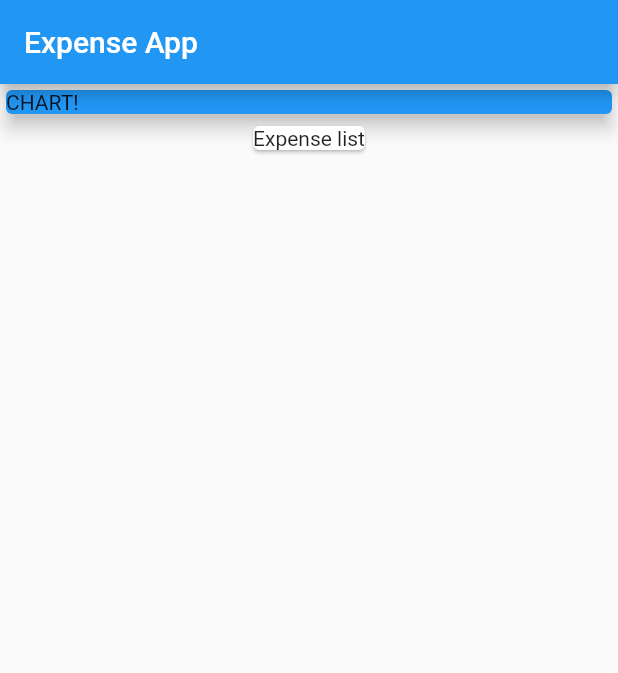
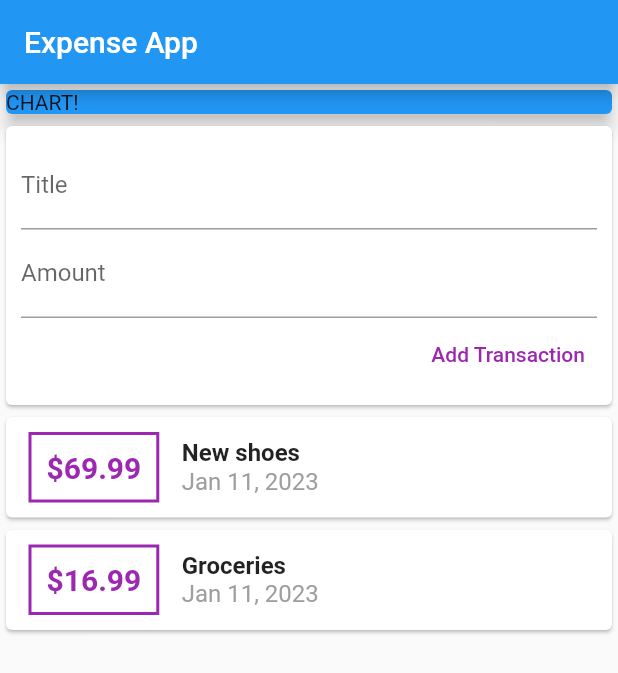
Before and after one commit to arunjish/expense-app-flutter, a Flutter app: the screen it shows after launch, on a phone screen of 412 x 824 dp. Shown: the top 673 px of the screen. Run offline on Flutter 3.47's test engine with Material 2 defaults, Android fonts, the phone set to English and light mode, and no system bars.

```diff
--- a/lib/main.dart
+++ b/lib/main.dart
@@ -1,10 +1,12 @@
+import 'package:expense_app/widgets/new_transaction.dart';
+import 'package:expense_app/widgets/user_transaction.dart';
 import 'package:flutter/material.dart';
 
-void main() => runApp( MyApp());
+import 'widgets/transaction_list.dart';
+
+void main() => runApp(MyApp());
 
 class MyApp extends StatelessWidget {
-
-
   @override
   Widget build(BuildContext context) {
     return MaterialApp(
@@ -16,14 +18,16 @@ class MyApp extends StatelessWidget {
 
 class MyHomePage extends StatelessWidget {
 
-
   @override
   Widget build(BuildContext context) {
     return Scaffold(
       appBar: AppBar(
         title: const Text('Expense App'),
       ),
-      body: Column(
+      body: SingleChildScrollView(
+        child: Column(
+          mainAxisAlignment: MainAxisAlignment.start,
+          crossAxisAlignment: CrossAxisAlignment.stretch,
           children: [
             Container(
               width: double.infinity,
@@ -31,13 +35,11 @@ class MyHomePage extends StatelessWidget {
                 color: Colors.blue,
                 elevation: 5,
                 child: Text('CHART!'),
-
               ),
             ),
-          Card(
-            child: Text('Expense list'),
-          )
+            UserTransaction()
           ],
+        ),
       ),
     );
   }
--- /dev/null
+++ b/lib/models/transaction.dart
@@ -0,0 +1,15 @@
+import 'package:flutter/material.dart';
+
+class Transaction {
+  final String id;
+  final String title;
+  final double amount;
+  final DateTime date;
+
+  Transaction({
+    @required this.id,
+    @required this.title,
+    @required this.amount,
+    @required this.date,
+  });
+}
--- /dev/null
+++ b/lib/widgets/new_transaction.dart
@@ -0,0 +1,45 @@
+import 'package:flutter/material.dart';
+
+class NewTransaction extends StatelessWidget {
+  final titleController = TextEditingController();
+  final amountController = TextEditingController();
+
+  final Function addTx;
+
+  NewTransaction({this.addTx});
+
+  @override
+  Widget build(BuildContext context) {
+    return Card(
+      child: Container(
+        padding: EdgeInsets.all(10),
+        child: Column(
+          crossAxisAlignment: CrossAxisAlignment.end,
+          children: [
+            TextField(
+              decoration: InputDecoration(labelText: 'Title'),
+              controller: titleController,
+            ),
+            TextField(
+              decoration: InputDecoration(labelText: 'Amount'),
+              controller: amountController,
+            ),
+            TextButton(
+                onPressed: () {
+                  this.addTx(
+                    titleController.text,
+                    double.parse(amountController.text),
+                  );
+                },
+                child: Text(
+                  'Add Transaction',
+                  style: TextStyle(
+                    color: Colors.purple,
+                  ),
+                ))
+          ],
+        ),
+      ),
+    );
+  }
+}
--- /dev/null
+++ b/lib/widgets/transaction_list.dart
@@ -0,0 +1,64 @@
+import 'package:flutter/material.dart';
+import 'package:intl/intl.dart';
+import '../models/transaction.dart';
+
+class TransactionList extends StatelessWidget {
+  final List<Transaction> transactions;
+  TransactionList({this.transactions});
+
+  @override
+  Widget build(BuildContext context) {
+    return Container(
+      height: 500,
+      child: ListView.builder(
+        itemCount: transactions.length,
+        itemBuilder: (BuildContext context, int index) {
+          return Card(
+              child: Row(
+            children: [
+              Container(
+                margin: EdgeInsets.symmetric(
+                  vertical: 10,
+                  horizontal: 15,
+                ),
+                decoration: BoxDecoration(
+                    border: Border.all(
+                  color: Colors.purple,
+                  width: 2,
+                )),
+                padding: EdgeInsets.all(10),
+                child: Text(
+                  '\$${this.transactions[index].amount}',
+                  style: TextStyle(
+                    color: Colors.purple,
+                    fontWeight: FontWeight.bold,
+                    fontSize: 20,
+                  ),
+                ),
+              ),
+              Column(
+                children: [
+                  Text(
+                    this.transactions[index].title,
+                    style: TextStyle(
+                      fontSize: 16,
+                      fontWeight: FontWeight.bold,
+                    ),
+                  ),
+                  Text(
+                    DateFormat.yMMMd().format(this.transactions[index].date),
+                    style: TextStyle(
+                      fontSize: 16,
+                      color: Colors.grey,
+                    ),
+                  ),
+                ],
+                crossAxisAlignment: CrossAxisAlignment.start,
+              )
+            ],
+          ));
+        },
+      ),
+    );
+  }
+}
--- /dev/null
+++ b/lib/widgets/user_transaction.dart
@@ -0,0 +1,54 @@
+import 'package:flutter/material.dart';
+
+import '../models/transaction.dart';
+import 'new_transaction.dart';
+import 'transaction_list.dart';
+
+class UserTransaction extends StatefulWidget {
+  const UserTransaction({Key key}) : super(key: key);
+
+  @override
+  State<UserTransaction> createState() => _UserTransactionState();
+}
+
+class _UserTransactionState extends State<UserTransaction> {
+  final List<Transaction> transactions = [
+    Transaction(
+      id: 't1',
+      title: 'New shoes',
+      amount: 69.99,
+      date: DateTime.now(),
+    ),
+    Transaction(
+      id: 't2',
+      title: 'Groceries',
+      amount: 16.99,
+      date: DateTime.now(),
+    ),
+  ];
+
+  Function _addTransaction(String title, double amount) {
+    final newTx = Transaction(
+      id: DateTime.now().toString(),
+      title: title,
+      amount: amount,
+      date: DateTime.now(),
+    );
+
+    setState(() {
+      transactions.add(newTx);
+    });
+  }
+
+  @override
+  Widget build(BuildContext context) {
+    return Column(
+      children: [
+        NewTransaction(addTx: _addTransaction),
+        TransactionList(
+          transactions: transactions,
+        )
+      ],
+    );
+  }
+}
--- a/pubspec.yaml
+++ b/pubspec.yaml
@@ -23,6 +23,7 @@ environment:
 dependencies:
   flutter:
     sdk: flutter
+  intl: ^0.18.0
 
 
   # The following adds the Cupertino Icons font to your application.
```
Also changed, not shown: pubspec.lock. Lines whose indentation alone changed are shown as unchanged.
